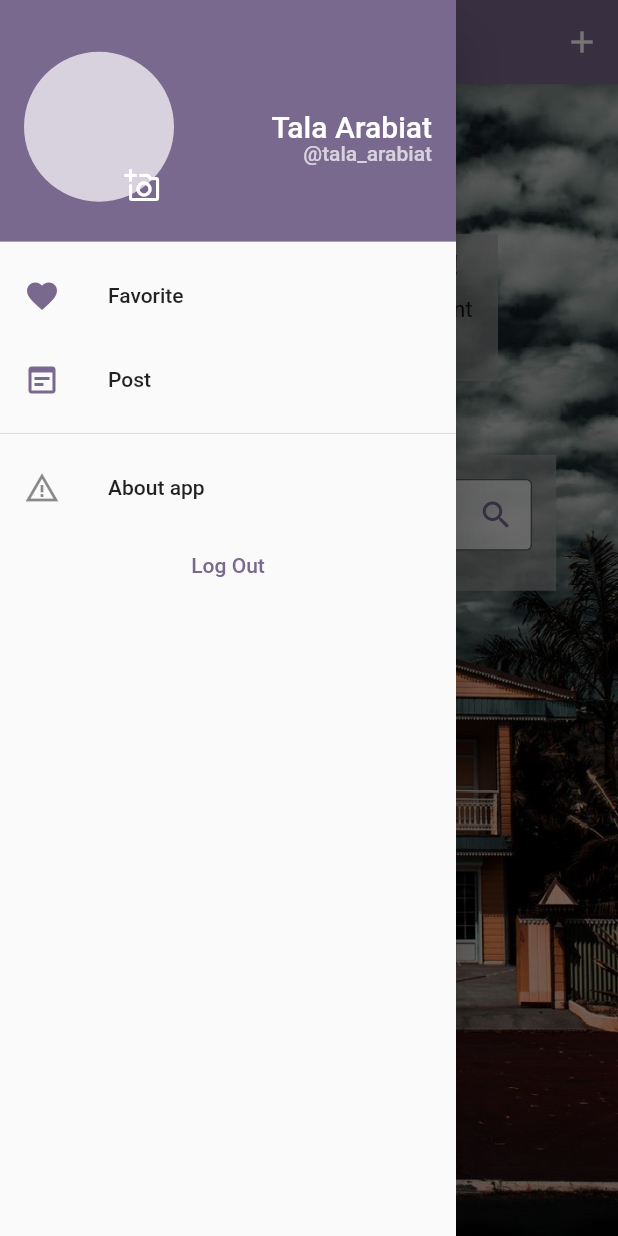
After one commit to halaarabiat/For_Rent, a Flutter app: the HomeScreen screen opened directly, with the side drawer open, on a phone screen of 412 x 824 dp. The commit adds this screen. Run offline on Flutter 3.47's test engine with Material 2 defaults, Android fonts, the phone set to English and light mode, and no system bars; our stand-ins replace image_picker; missing offline and left inert: regexpattern.

Commit message:
home screen and nav bar

```diff
--- /dev/null
+++ b/lib/NavBar.dart
@@ -0,0 +1,153 @@
+import 'dart:io';
+import 'package:flutter/services.dart';
+ import 'package:path/path.dart' ;
+ import 'package:flutter/material.dart';
+import 'package:image_picker/image_picker.dart';
+import 'package:rent/welcome_screen.dart';
+
+class NavBar extends StatefulWidget {
+  const NavBar({Key? key}) : super(key: key);
+
+  @override
+  State<NavBar> createState() => _NavBarState();
+}
+
+class _NavBarState extends State<NavBar> {
+   XFile? image;
+
+   final ImagePicker imagePicker =ImagePicker();
+
+   getImageFromGallery() async {
+     image= await imagePicker.pickImage(source: ImageSource.gallery);
+
+     setState(() {
+       image;
+     });
+   }
+
+
+
+
+  @override
+  Widget build(BuildContext context) {
+    return Drawer(
+      child: ListView(
+        children :<Widget> [
+          DrawerHeader(
+            decoration: BoxDecoration(
+                color: Color(0xff79698e),
+            ),
+
+
+            child:Stack(
+              children: [
+                Align(alignment: Alignment.centerLeft,
+                child: CircleAvatar(
+                  backgroundImage: image==null
+                      ?null
+                      :FileImage(
+                      File(image!.path)
+                       ),
+                   // child:image==null? Icon(Icons.add_photo_alternate_outlined,
+                   // color: Colors.grey,
+                   // size: MediaQuery.of(context).size.width*0.10,):null,
+                    backgroundColor: Colors.white70,
+                  radius: 50.0,
+                ),),
+
+
+                   Positioned(
+                      bottom: 5,
+                      left: 55,
+                      child: IconButton(onPressed: () {
+                         getImageFromGallery();
+                      },
+
+
+                  icon: Icon(Icons.add_a_photo_outlined,
+                  color: Colors.white,),)),
+
+
+                Align(
+                  alignment: Alignment.centerRight,
+                  child: Text(
+                    'Tala Arabiat',
+                    style: TextStyle(color: Colors.white, fontSize: 20.0),
+                  ),
+                ),
+
+                Align(
+                  alignment: Alignment.centerRight + Alignment(0, .3),
+                  child: Text(
+                    '@tala_arabiat',
+                    style: TextStyle(
+                      color: Colors.white70,
+                    ),
+                  ),
+                ),
+                     // Align(
+                     // alignment: Alignment.centerRight + Alignment(0, .9),
+                     //   child: Container(
+                     //    decoration: BoxDecoration(
+                     //    border: Border.all(color: Colors.white),
+                     //     borderRadius: BorderRadius.circular(15.0),
+                     //
+                     //      ),
+                     //     child: Padding(
+                     //       padding: const EdgeInsets.all(5.0),
+                     //       child: Text('Edit'),),
+                     //     ),
+                     //
+                     //
+                     //
+                     //
+                     //   ),
+
+              ],
+            ),
+          ),
+
+          ListTile(
+            leading: Icon(Icons.favorite,
+            color: Color(0xff79698e),),
+            title: Text('Favorite'),
+            onTap: () => null,
+          ),
+          //Divider(),
+
+          ListTile(
+            leading: Icon(Icons.wysiwyg,
+            color: Color(0xff79698e),),
+            title: Text('Post'),
+            onTap: ()=>null,
+          ),
+
+          Divider(),
+
+          ListTile(
+            leading: Icon(Icons.warning_amber,),
+            title: Text('About app'),
+          ),
+
+          Align(alignment:Alignment.bottomCenter ,
+          child: TextButton(onPressed: (){
+            Navigator.pushAndRemoveUntil(
+                context,
+                MaterialPageRoute(
+                builder: (context) => const BottomSheetApp() ),
+                  (route)=>false,);
+          },
+          child: Text("Log Out",
+          style: TextStyle(color: Color(0xff79698e)),),),)
+        ],
+      ),
+    );
+  }
+}
+// void PickImage(){
+// var image= ImagePicker().pickImage(source:ImageSource.gallery);
+//
+// setState((){
+//   _image =image;
+// });
+// }
--- /dev/null
+++ b/lib/home_screen.dart
@@ -0,0 +1,150 @@
+import 'package:flutter/cupertino.dart';
+import 'package:flutter/material.dart';
+import 'NavBar.dart';
+
+class HomeScreen extends StatefulWidget {
+  const HomeScreen({Key? key}) : super(key: key);
+
+  @override
+  State<HomeScreen> createState() => _HomeScreenState();
+}
+
+class _HomeScreenState extends State<HomeScreen> {
+  final _key = GlobalKey<FormState>();
+  @override
+  Widget build(BuildContext context) {
+    return SafeArea(
+        child: Scaffold(
+          appBar: AppBar(
+            backgroundColor: Color(0xff79698e),
+
+            title: Row(
+               mainAxisAlignment: MainAxisAlignment.center,
+                children: [
+            Container(
+            padding: const EdgeInsets.all(8.0),
+            child: Image.asset(
+              'assets/test.png',
+              height: MediaQuery.of(context).size.height*0.08,
+              //alignment: Alignment.center,
+            ),
+          ),
+            ],
+            ),
+             actions: [
+            //   Image.asset("assets/test.png")
+
+
+               IconButton(onPressed: (){}, icon: Icon(Icons.add),
+               tooltip: 'Add New Post',)
+             ],
+            // leading:
+            // IconButton(onPressed: (){}, icon: Icon(Icons.add,
+            //     color: Colors.black,
+            // )),
+
+
+
+          //   bottom: PreferredSize(
+          //     child: Container(
+          //       height: 1.0,
+          //       color: Colors.grey[300],
+          //     ),
+          //     preferredSize: Size.fromHeight(1.0),
+          //   ),
+          //
+           ),
+
+          drawer: NavBar(),
+
+
+      body: Form(
+        key: _key,
+        child: Stack(
+          children: [
+            Container(
+              height: MediaQuery.of(context).size.height,
+               width: MediaQuery.of(context).size.width,
+               child: Image.asset("assets/home_screen_image.png",
+               fit: BoxFit.cover,),
+                ),
+
+            Positioned(
+              top:100,
+              right:80 ,
+                  child: Container(
+                  height: 98,
+                  width: 250,
+                  color  : Colors.grey.withOpacity(0.7),
+                  child: Column(
+                    children: const [
+                      SizedBox(height: 10,),
+                      Text("Find your perfect home !",
+                      style: TextStyle(fontSize:18,
+                      fontWeight: FontWeight.bold),),
+
+                      SizedBox(height: 10,),
+
+                      Text("Houses , Apartment and Student Studio that fit your life style.",
+                      style: TextStyle(fontSize: 15),
+                      textAlign: TextAlign.center,),
+                    ],
+                  ),
+                ),
+                ),
+
+
+            Positioned(
+              top: MediaQuery.of(context).size.height*0.3,
+              left: MediaQuery.of(context).size.width*0.10,
+            child: Container(
+              height: MediaQuery.of(context).size.height*0.11,
+              width: MediaQuery.of(context).size.width*0.8,
+              color: Colors.grey.withOpacity(0.7),
+
+              padding: EdgeInsets.all(16.0),
+              child: TextFormField(
+                decoration: InputDecoration(
+                 border: OutlineInputBorder(
+                  borderSide: BorderSide(
+                    color: Color(0xff79698e),width: 3,
+                  ),),
+                  focusedBorder: OutlineInputBorder(
+                    borderSide: BorderSide(
+                      color: Color(0xff79698e),width: 3,
+                    )
+                  ),
+                  enabled: true,
+                  fillColor: Colors.white70,
+                  filled: true,
+                  hintText: "search by city or neighborhood",
+                  contentPadding: EdgeInsets.all(5.0),
+                  hintStyle: TextStyle(fontSize: 15,),
+
+                  suffixIcon: IconButton(
+                    onPressed: (){},
+                    icon: Icon(Icons.search,
+                    color: Color(0xff79698e),),
+                  )
+                ),
+              ),
+            ),
+            ),
+
+
+            // Positioned(
+            //     child: Container(
+            //       alignment: Alignment.topRight,
+            //       child: Image.asset("assets/test.png",
+            //       width: MediaQuery.of(context).size.width*0.15,
+            //       height: MediaQuery.of(context).size.height*0.15,),
+            //     ))
+
+               ],
+             ),
+      ),
+      ),
+        );
+
+  }
+}
--- a/lib/login_screen.dart
+++ b/lib/login_screen.dart
@@ -1,7 +1,10 @@
 import 'package:flutter/material.dart';
 import 'package:regexpattern/regexpattern.dart';
 import 'package:rent/forget_pass_screen.dart';
+import 'package:rent/home_screen.dart';
 import 'package:rent/signin_screen.dart';
+
+
 
 class LogInScreen extends StatefulWidget {
   const LogInScreen({Key? key}) : super(key: key);
@@ -18,6 +21,7 @@ class _LogInScreenState extends State<LogInScreen> {
 
   final FocusNode _UserNameFocuse = FocusNode();
   final FocusNode _PasswordFocuse = FocusNode();
+
 
   String? get result => null;
 
@@ -183,14 +187,21 @@ class _LogInScreenState extends State<LogInScreen> {
                     ),
                     ElevatedButton(
                         onPressed: () {
-                          _key.currentState!.validate();
-                          print(_UserNameController.text);
-                          print(_PasswordController.text);
+                           if(
+                          _key.currentState!.validate()){
+                               Navigator.pushAndRemoveUntil(
+                                 context,
+                                 MaterialPageRoute(
+                                     builder: (context) => const HomeScreen()),
+                                     (route)=>false,);
+                           }
+
+                           else{}
+                          // print(_UserNameController.text);
+                          // print(_PasswordController.text);
                         },
                         style: ElevatedButton.styleFrom(
-                          primary: Color(0xff79698e),
-                          // Background color
-                          onPrimary: Colors.white,
+                          foregroundColor: Color(0xff79698e), //primary: Color(0xff79698e),
                           // Text Color (Foreground color)
                           shape: RoundedRectangleBorder(
                               borderRadius: BorderRadius.circular(32.0)),
--- a/lib/main.dart
+++ b/lib/main.dart
@@ -1,9 +1,11 @@
 import 'dart:async';
 import 'package:flutter/material.dart';
+import 'package:rent/signin_screen.dart';
 import 'package:rent/welcome_screen.dart';
 
 
 import 'forget_pass_screen.dart';
+import 'home_screen.dart';
 import 'login_screen.dart';
 
 void main() { runApp(const MyApp());}
@@ -15,7 +17,7 @@ class MyApp extends StatelessWidget {
   Widget build(BuildContext context) {
     return const MaterialApp(
 
-      home: MyHomePage(),
+      home:MyHomePage(),
       debugShowCheckedModeBanner: false,
     );
   }
--- a/lib/signin_screen.dart
+++ b/lib/signin_screen.dart
@@ -2,6 +2,7 @@
 
 import 'package:flutter/material.dart';
 import 'package:regexpattern/regexpattern.dart';
+import 'package:rent/home_screen.dart';
 import 'package:rent/login_screen.dart';
 
 
@@ -191,7 +192,7 @@ class _SignInScreenState extends State<SignInScreen> {
                         if(value!.isEmpty){
                           return("This Field is required");
                         }
-                        else if(value.isUsername()){
+                        else if(!value.isUsername()){
                           return("This is not a valid username");
                         }
                         else{
@@ -258,18 +259,24 @@ class _SignInScreenState extends State<SignInScreen> {
 
                     ElevatedButton(onPressed: (){
                       // Navigator.of(context).pop(_UserNameController.text);
+                         if(
+                      _key.currentState!.validate()){
+                           Navigator.pushAndRemoveUntil(
+                               context,
+                               MaterialPageRoute(
+                                   builder: (context) => const HomeScreen()),
+                      (route)=>false,);
+                         }
+                         else{}
 
-                      _key.currentState!.validate();
-                      print(_FullNameController.text);
-                      print(_EmailController.text);
-                      print(_UserNameController.text);
-                      print(_PasswordController.text);
                       //Navigator.of(context).pop(_UserNameController.text);
                     },
 
                       style: ElevatedButton.styleFrom(
-                        primary: Color(0xff79698e), // Background color
-                        onPrimary: Colors.white, // Text Color (Foreground color)
+
+                        foregroundColor: Colors.white70,
+                        // Text Color (Foreground color)
+                        backgroundColor: Color(0xff79698e),
                         shape: RoundedRectangleBorder(
                             borderRadius: BorderRadius.circular(32.0)),
                         minimumSize: Size(300, 40),
--- a/pubspec.yaml
+++ b/pubspec.yaml
@@ -18,7 +18,7 @@ publish_to: 'none' # Remove this line if you wish to publish to pub.dev
 version: 1.0.0+1
 
 environment:
-  sdk: ">=2.16.1 <3.0.0"
+  sdk: ">=2.12.1 <3.0.0"
 
 # Dependencies specify other packages that your package needs in order to work.
 # To automatically upgrade your package dependencies to the latest versions
@@ -31,6 +31,8 @@ dependencies:
     sdk: flutter
   splashscreen:
   regexpattern: ^2.1.0
+  image_picker:
+  path:
 
 
   # The following adds the Cupertino Icons font to your application.
```
Also changed, not shown: assets/home_screen_image.png (added), pubspec.lock.
